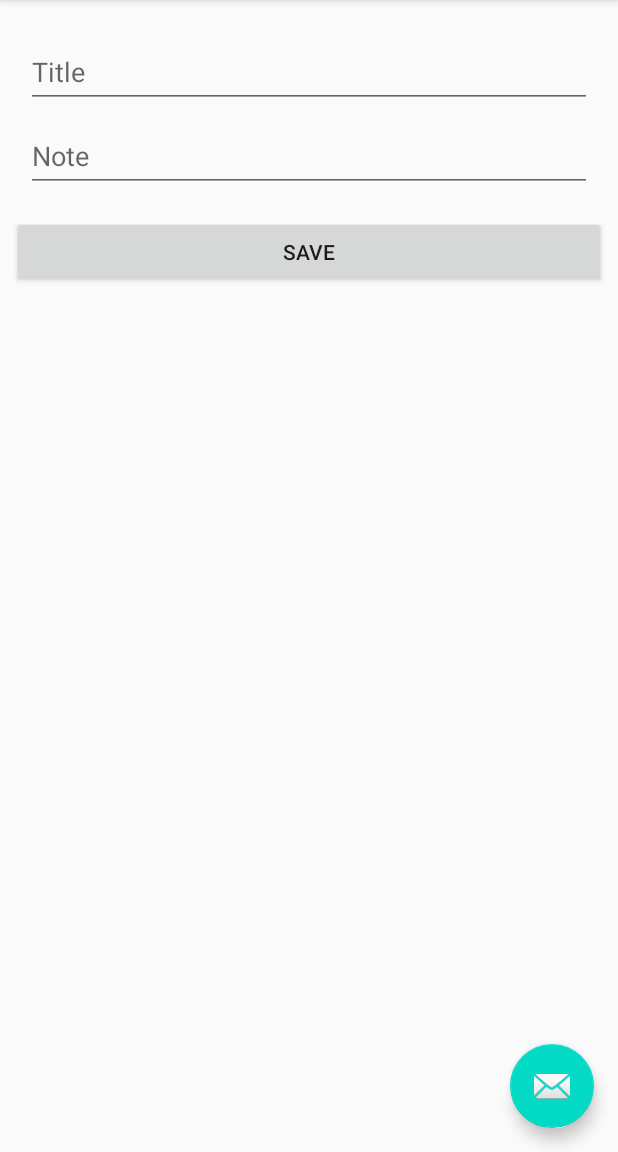
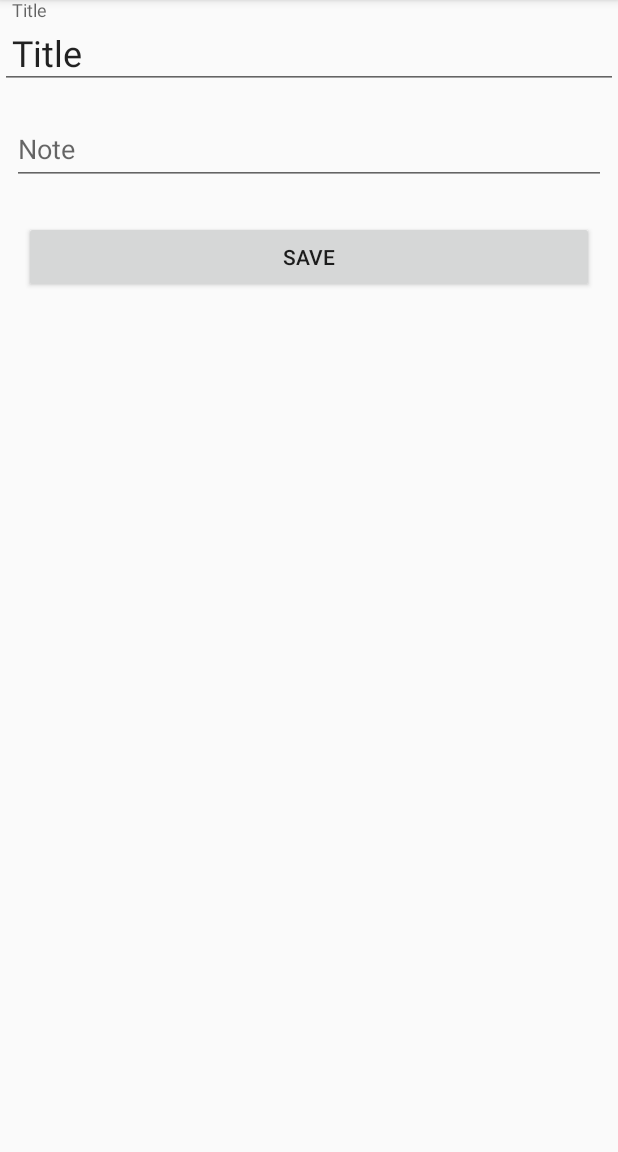
Before and after one commit to jasnapezo/MadLevel5Task1, an Android app: the AddNoteFragment screen opened through its navigation route, on a phone screen of 412 x 824 dp, the part 84-1236 px from its top. Run offline under Robolectric (Android 15) with nearby library versions, the phone set to English and light mode, and no system bars; our stand-ins replace Room's generated code.

Commit message:
Madlevel5Task1 klaar

```diff
--- a/app/src/main/java/com/example/madlevel5task1/AddNoteFragment.kt
+++ b/app/src/main/java/com/example/madlevel5task1/AddNoteFragment.kt
@@ -4,11 +4,16 @@ import android.os.Bundle
 import android.view.LayoutInflater
 import android.view.View
 import android.view.ViewGroup
+import android.widget.Toast
 import androidx.fragment.app.Fragment
+import androidx.fragment.app.viewModels
+import androidx.lifecycle.Observer
 import androidx.navigation.fragment.findNavController
 import kotlinx.android.synthetic.main.fragment_add_note.*
 
 class AddNoteFragment : Fragment() {
+
+    private val viewModel: NoteViewModel by viewModels()
 
     override fun onCreateView(
         inflater: LayoutInflater, container: ViewGroup?,
@@ -22,7 +27,39 @@ class AddNoteFragment : Fragment() {
         super.onViewCreated(view, savedInstanceState)
 
         btnSave.setOnClickListener {
+            saveNote()
+        }
+
+        observeNote()
+
+//        view.findViewById<Button>(R.id.button_second).setOnClickListener {
+//            findNavController().navigate(R.id.action_SecondFragment_to_FirstFragment)
+//        }
+    }
+
+    private fun observeNote() {
+//fill the text fields with the current text and title from the viewmodel
+        viewModel.note.observe(viewLifecycleOwner, Observer {
+                note  ->
+            note?.let {
+                textInputTitle.editText?.setText(it.title)
+                textInputeNote.editText?.setText(it.text)
+            }
+
+        })
+
+        viewModel.error.observe(viewLifecycleOwner, Observer { message ->
+            Toast.makeText(activity, message, Toast.LENGTH_SHORT).show()
+        })
+
+        viewModel.success.observe(viewLifecycleOwner, Observer {
+            //"pop" the backstack, this means we destroy this    fragment and go back to the RemindersFragment
             findNavController().popBackStack()
-        }
+        })
     }
+
+    private fun saveNote() {
+        viewModel.updateNote(textInputTitle.editText?.text.toString(), textInputeNote.editText?.text.toString())
+    }
+
 }
--- a/app/src/main/java/com/example/madlevel5task1/Converter.kt
+++ b/app/src/main/java/com/example/madlevel5task1/Converter.kt
@@ -11,6 +11,6 @@ class Converter {
 
     @TypeConverter
     fun dateToTimestamp(date: Date?): Long? {
-        return date?.time
+        return date?.time?.toLong()
     }
 }
--- a/app/src/main/java/com/example/madlevel5task1/MainActivity.kt
+++ b/app/src/main/java/com/example/madlevel5task1/MainActivity.kt
@@ -6,25 +6,60 @@ import com.google.android.material.snackbar.Snackbar
 import androidx.appcompat.app.AppCompatActivity
 import android.view.Menu
 import android.view.MenuItem
+import androidx.navigation.NavController
 import androidx.navigation.findNavController
+import kotlinx.android.synthetic.main.activity_main.*
 
 class MainActivity : AppCompatActivity() {
+
+    private lateinit var navController: NavController
 
     override fun onCreate(savedInstanceState: Bundle?) {
         super.onCreate(savedInstanceState)
         setContentView(R.layout.activity_main)
         setSupportActionBar(findViewById(R.id.toolbar))
 
-        findViewById<FloatingActionButton>(R.id.fab).setOnClickListener {
-            findNavController(R.id.nav_host_fragment).navigate(
+        navController = findNavController(R.id.nav_host_fragment)
+
+        fab.setOnClickListener {
+            navController.navigate(
                 R.id.action_notepadFragment_to_addNoteFragment
             )
         }
+
+        fabToggler()
+
+
+//        findViewById<FloatingActionButton>(R.id.fab).setOnClickListener { view ->
+//            Snackbar.make(view, "Replace with your own action", Snackbar.LENGTH_LONG)
+//                    .setAction("Action", null).show()
+//        }
     }
+
+    private fun fabToggler() {
+        navController.addOnDestinationChangedListener { _,       destination, _ ->
+            if (destination.id in arrayOf(R.id.addNoteFragment)) {
+                fab.hide()
+            } else {
+                fab.show()
+            }
+        }
+    }
+
 
     override fun onCreateOptionsMenu(menu: Menu): Boolean {
         // Inflate the menu; this adds items to the action bar if it is present.
         menuInflater.inflate(R.menu.menu_main, menu)
         return true
     }
+
+    override fun onOptionsItemSelected(item: MenuItem): Boolean {
+        // Handle action bar item clicks here. The action bar will
+        // automatically handle clicks on the Home/Up button, so long
+        // as you specify a parent activity in AndroidManifest.xml.
+        return when (item.itemId) {
+            R.id.action_settings -> true
+            else -> super.onOptionsItemSelected(item)
+        }
+    }
 }
--- a/app/src/main/java/com/example/madlevel5task1/Note.kt
+++ b/app/src/main/java/com/example/madlevel5task1/Note.kt
@@ -19,5 +19,6 @@ class Note (
     var text: String,
 
     @PrimaryKey(autoGenerate = true)
-    var id: Long
+    @ColumnInfo(name = "id")
+    var id: Long? = null
 )
--- a/app/src/main/java/com/example/madlevel5task1/NoteRoomDatabase.kt
+++ b/app/src/main/java/com/example/madlevel5task1/NoteRoomDatabase.kt
@@ -47,7 +47,6 @@ abstract class NotepadRoomDatabase : RoomDatabase() {
                     }
                 }
             }
-
             return INSTANCE
         }
     }
--- /dev/null
+++ b/app/src/main/java/com/example/madlevel5task1/NoteViewModel.kt
@@ -0,0 +1,55 @@
+package com.example.madlevel5task1
+
+import android.app.Application
+import androidx.lifecycle.AndroidViewModel
+import androidx.lifecycle.MutableLiveData
+import kotlinx.coroutines.CoroutineScope
+import kotlinx.coroutines.Dispatchers
+import kotlinx.coroutines.launch
+import kotlinx.coroutines.withContext
+import java.util.*
+
+class NoteViewModel(application: Application) : AndroidViewModel(application) {
+
+    private val mainScope = CoroutineScope(Dispatchers.Main)
+
+
+    private val noteRepository =  NoteRepository(application.applicationContext)
+
+    val note = noteRepository.getNotepad()
+
+    val error = MutableLiveData<String>()
+    val success = MutableLiveData<Boolean>()
+
+    fun updateNote(title: String, text: String) {
+
+        //if there is an existing note, take that id to update it instead of adding a new one
+        val newNote = Note(
+            id = note.value?.id,
+            title = title,
+            lastUpdated = Date(),
+            text = text
+        )
+
+        if(isNoteValid(newNote)) {
+            mainScope.launch {
+                withContext(Dispatchers.IO) {
+                    noteRepository.updateNotepad(newNote)
+                }
+                success.value = true
+            }
+        }
+    }
+
+    private fun isNoteValid(note: Note): Boolean {
+        return when {
+            note.title.isBlank() -> {
+                error.value = "Title must not be empty"
+                false
+            }
+            else -> true
+        }
+    }
+
+
+}
--- a/app/src/main/java/com/example/madlevel5task1/NotepadFragment.kt
+++ b/app/src/main/java/com/example/madlevel5task1/NotepadFragment.kt
@@ -1,12 +1,18 @@
 package com.example.madlevel5task1
 
+
 import android.os.Bundle
+import androidx.fragment.app.Fragment
 import android.view.LayoutInflater
 import android.view.View
 import android.view.ViewGroup
-import androidx.fragment.app.Fragment
+import androidx.fragment.app.viewModels
+import androidx.lifecycle.Observer
+import kotlinx.android.synthetic.main.fragment_notepad.*
 
 class NotepadFragment : Fragment() {
+
+    private val viewModel: NoteViewModel by viewModels()
 
     override fun onCreateView(
         inflater: LayoutInflater, container: ViewGroup?,
@@ -18,5 +24,22 @@ class NotepadFragment : Fragment() {
 
     override fun onViewCreated(view: View, savedInstanceState: Bundle?) {
         super.onViewCreated(view, savedInstanceState)
+
+        observeAddNoteResult()
+
+//        view.findViewById<Button>(R.id.button_first).setOnClickListener {
+//            findNavController().navigate(R.id.action_FirstFragment_to_SecondFragment)
+//        }
     }
+
+    private fun observeAddNoteResult() {
+        viewModel.note.observe(viewLifecycleOwner, Observer{ note ->
+            note?.let {
+                tvLastUpdated.text = getString(R.string.last_updated, it.lastUpdated.toString())
+                tvNoteTitle.text = it.title
+                tvNoteText.text = it.text
+            }
+        })
+    }
+
 }
--- a/app/src/main/res/layout/activity_main.xml
+++ b/app/src/main/res/layout/activity_main.xml
@@ -1,6 +1,5 @@
 <?xml version="1.0" encoding="utf-8"?>
-<androidx.coordinatorlayout.widget.CoordinatorLayout
-    xmlns:android="http://schemas.android.com/apk/res/android"
+<androidx.coordinatorlayout.widget.CoordinatorLayout xmlns:android="http://schemas.android.com/apk/res/android"
     xmlns:app="http://schemas.android.com/apk/res-auto"
     xmlns:tools="http://schemas.android.com/tools"
     android:layout_width="match_parent"
@@ -8,8 +7,8 @@
     tools:context=".MainActivity">
 
     <com.google.android.material.appbar.AppBarLayout
+        android:layout_width="match_parent"
         android:layout_height="wrap_content"
-        android:layout_width="match_parent"
         android:theme="@style/AppTheme.AppBarOverlay">
 
         <androidx.appcompat.widget.Toolbar
@@ -21,7 +20,7 @@
 
     </com.google.android.material.appbar.AppBarLayout>
 
-    <include layout="@layout/content_main"/>
+    <include layout="@layout/content_main" />
 
     <com.google.android.material.floatingactionbutton.FloatingActionButton
         android:id="@+id/fab"
@@ -29,6 +28,7 @@
         android:layout_height="wrap_content"
         android:layout_gravity="bottom|end"
         android:layout_margin="@dimen/fab_margin"
-        app:srcCompat="@android:drawable/ic_dialog_email" />
+        android:tint="@android:color/white"
+        app:srcCompat="@android:drawable/ic_menu_edit" />
 
 </androidx.coordinatorlayout.widget.CoordinatorLayout>
--- a/app/src/main/res/layout/fragment_add_note.xml
+++ b/app/src/main/res/layout/fragment_add_note.xml
@@ -7,49 +7,44 @@
     tools:context=".AddNoteFragment">
 
     <com.google.android.material.textfield.TextInputLayout
-        android:id="@+id/textInputLayout"
-        android:layout_width="409dp"
+        android:id="@+id/textInputTitle"
+        android:layout_width="0dp"
         android:layout_height="wrap_content"
-        android:layout_marginTop="16dp"
-        android:paddingLeft="16dp"
-        android:paddingRight="16dp"
         app:layout_constraintEnd_toEndOf="parent"
         app:layout_constraintStart_toStartOf="parent"
         app:layout_constraintTop_toTopOf="parent">
 
         <com.google.android.material.textfield.TextInputEditText
-            android:id="@+id/inpTitle"
             android:layout_width="match_parent"
             android:layout_height="wrap_content"
-            android:hint="@string/title" />
+            android:hint="Title"
+            android:padding="8dp"
+            android:textSize="24sp" />
     </com.google.android.material.textfield.TextInputLayout>
 
     <com.google.android.material.textfield.TextInputLayout
-        android:id="@+id/textInputLayout2"
-        android:layout_width="409dp"
+        android:id="@+id/textInputeNote"
+        android:layout_width="0dp"
         android:layout_height="wrap_content"
-        android:paddingLeft="16dp"
-        android:paddingRight="16dp"
+        android:padding="8dp"
         app:layout_constraintEnd_toEndOf="parent"
         app:layout_constraintStart_toStartOf="parent"
-        app:layout_constraintTop_toBottomOf="@+id/textInputLayout">
+        app:layout_constraintTop_toBottomOf="@+id/textInputTitle">
 
         <com.google.android.material.textfield.TextInputEditText
-            android:id="@+id/inpNote"
             android:layout_width="match_parent"
             android:layout_height="wrap_content"
-            android:hint="@string/note" />
+            android:hint="Note"
+            android:textSize="18sp" />
     </com.google.android.material.textfield.TextInputLayout>
 
     <Button
         android:id="@+id/btnSave"
         android:layout_width="0dp"
         android:layout_height="wrap_content"
-        android:layout_marginStart="8dp"
-        android:layout_marginTop="16dp"
-        android:layout_marginEnd="8dp"
-        android:text="@string/save"
+        android:layout_margin="16dp"
+        android:text="Save"
         app:layout_constraintEnd_toEndOf="parent"
         app:layout_constraintStart_toStartOf="parent"
-        app:layout_constraintTop_toBottomOf="@+id/textInputLayout2" />
+        app:layout_constraintTop_toBottomOf="@+id/textInputeNote" />
 </androidx.constraintlayout.widget.ConstraintLayout>
--- a/app/src/main/res/layout/item_note.xml
+++ b/app/src/main/res/layout/item_note.xml
@@ -2,7 +2,6 @@
 <androidx.constraintlayout.widget.ConstraintLayout
     xmlns:android="http://schemas.android.com/apk/res/android"
     xmlns:app="http://schemas.android.com/apk/res-auto"
-    xmlns:tools="http://schemas.android.com/tools"
     android:layout_width="match_parent"
     android:layout_height="match_parent">
 
--- a/app/src/main/res/values/strings.xml
+++ b/app/src/main/res/values/strings.xml
@@ -1,7 +1,7 @@
 <resources>
     <string name="app_name">Notepad Kotlin</string>
-    <string name="note">Note</string>
-    <string name="title">Title</string>
-    <string name="save">Save</string>
-    <string name="action_settings">action_settings</string>
+    <string name="action_settings">Settings</string>
+
+    <string name="title">My Notepad</string>
+    <string name="last_updated">Last updated: %1$s</string>
 </resources>
```
Also changed, not shown: app/src/main/res/layout/content_main.xml (+6 -5 lines), app/src/main/res/layout/fragment_notepad.xml (+48 -5 lines).
